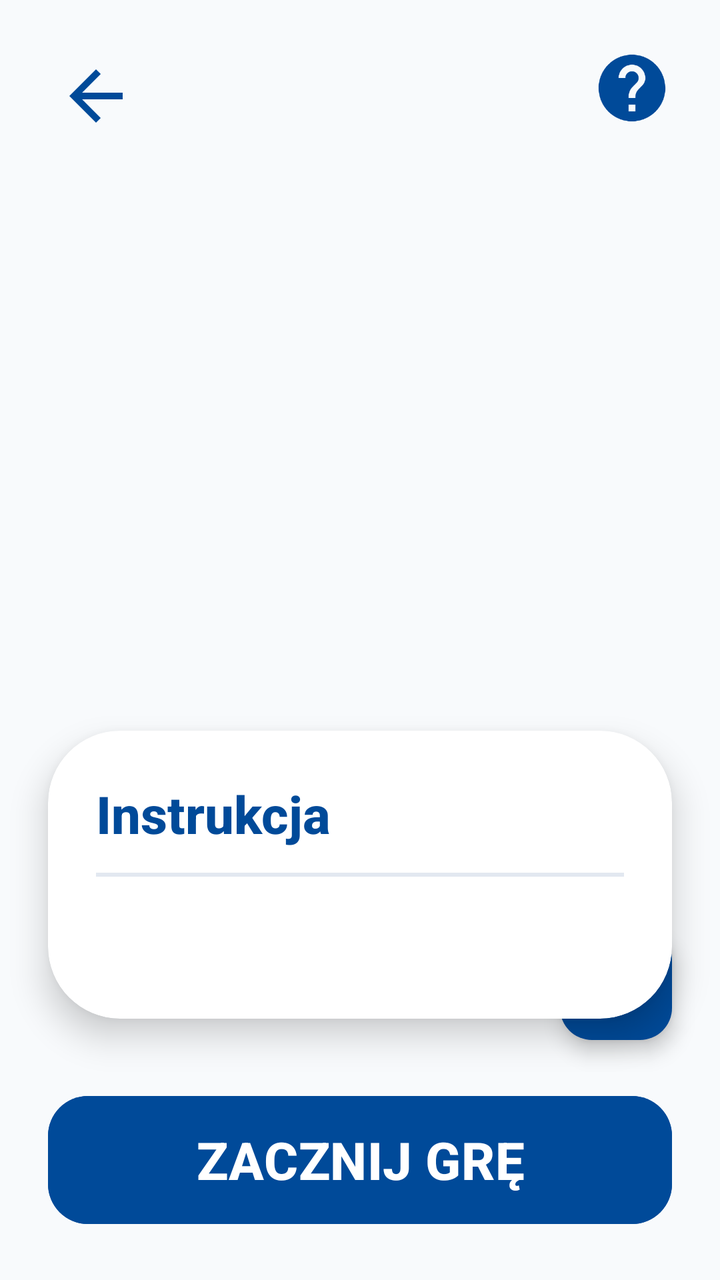
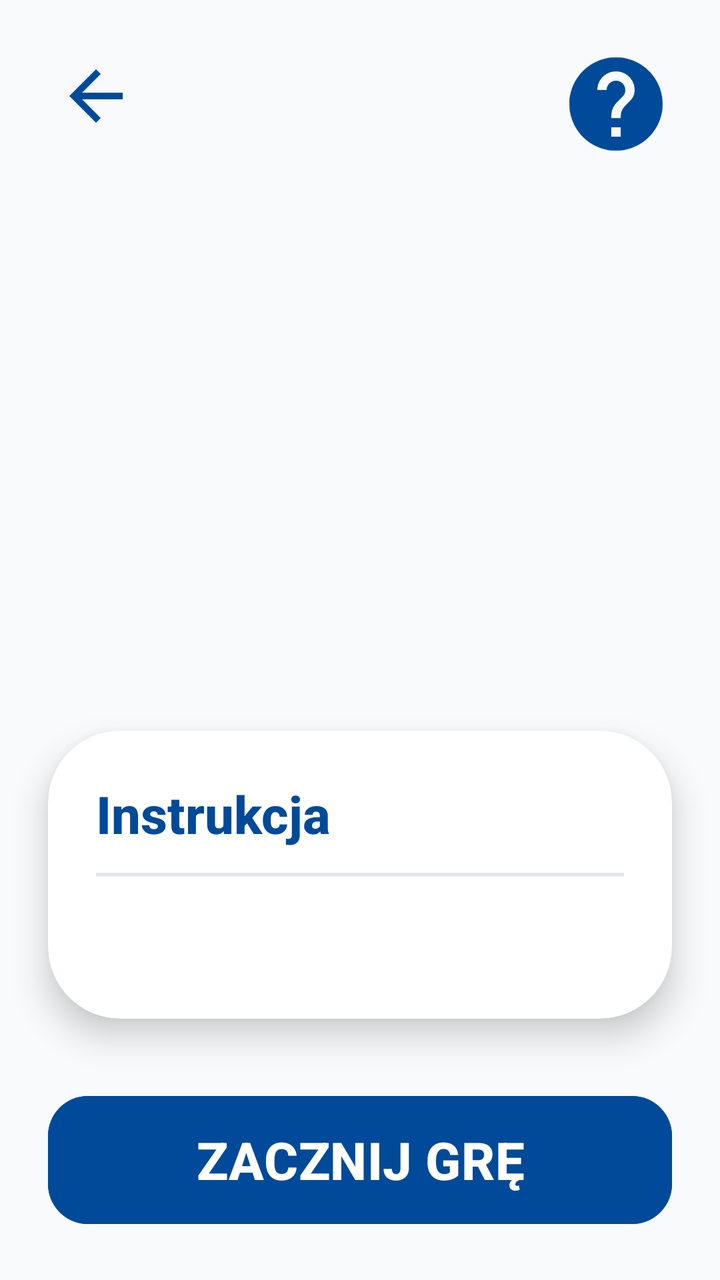

Two renders of the same Android screen: before a commit and after it. Below are the layout's source before the change and the commit's diff.
<!-- AndroidManifest.xml: application theme Theme.Fitnessapp -->
<!-- res/layout/activity_game_instruction.xml -->
<?xml version="1.0" encoding="utf-8"?>
<androidx.constraintlayout.widget.ConstraintLayout xmlns:android="http://schemas.android.com/apk/res/android"
    xmlns:app="http://schemas.android.com/apk/res-auto"
    android:layout_width="match_parent"
    android:layout_height="match_parent">

    
    <ImageButton
        android:id="@+id/btn_back"
        android:layout_width="64dp"
        android:layout_height="64dp"
        android:layout_margin="16dp"
        android:background="?android:attr/selectableItemBackgroundBorderless"
        android:src="@drawable/ic_back"
        app:tint="#004A99"
        android:scaleType="fitCenter"
        android:padding="12dp"
        app:layout_constraintStart_toStartOf="parent"
        app:layout_constraintTop_toTopOf="parent" />

    
    <ImageButton
        android:id="@+id/btn_help"
        android:layout_width="56dp"
        android:layout_height="56dp"
        android:layout_margin="16dp"
        android:background="?android:attr/selectableItemBackgroundBorderless"
        android:src="@drawable/ic_help"
        app:tint="#004A99"
        android:scaleType="fitCenter"
        android:padding="8dp"
        app:layout_constraintEnd_toEndOf="parent"
        app:layout_constraintTop_toTopOf="parent" />

    
    <ImageView
        android:id="@+id/iv_game_icon"
        android:layout_width="120dp"
        android:layout_height="120dp"
        android:layout_marginTop="32dp"
        app:layout_constraintStart_toStartOf="parent"
        app:layout_constraintEnd_toEndOf="parent"
        app:layout_constraintTop_toBottomOf="@id/btn_back" />

    
    <TextView
        android:id="@+id/tv_game_title"
        android:layout_width="wrap_content"
        android:layout_height="wrap_content"
        android:layout_marginTop="16dp"
        android:textColor="#004A99"
        android:textSize="44sp"
        android:textStyle="bold"
        app:layout_constraintStart_toStartOf="parent"
        app:layout_constraintEnd_toEndOf="parent"
        app:layout_constraintTop_toBottomOf="@id/iv_game_icon" />

    
    <androidx.cardview.widget.CardView
        android:id="@+id/card_instruction"
        android:layout_width="0dp"
        android:layout_height="wrap_content"
        android:layout_marginHorizontal="24dp"
        android:layout_marginTop="24dp"
        app:cardCornerRadius="36dp"
        app:cardElevation="10dp"
        app:cardBackgroundColor="#FFFFFF"
        app:layout_constraintStart_toStartOf="parent"
        app:layout_constraintEnd_toEndOf="parent"
 app:layout_constraintTop_toBottomOf="@id/tv_game_title"
 app:layout_constraintBottom_toTopOf="@id/btn_start">

        <LinearLayout
            android:layout_width="match_parent"
            android:layout_height="wrap_content"
            android:orientation="vertical"
            android:padding="24dp">

            <TextView
                android:layout_width="wrap_content"
                android:layout_height="wrap_content"
                android:text="Instrukcja"
                android:textColor="#004A99"
                android:textSize="26sp"
                android:textStyle="bold" />

            <View
                android:layout_width="match_parent"
                android:layout_height="2dp"
                android:layout_marginVertical="12dp"
                android:background="#E2E8F0" />

            <TextView
                android:id="@+id/tv_instruction_text"
                android:layout_width="match_parent"
                android:layout_height="wrap_content"
                android:textColor="#1E293B"
                android:textSize="26sp"
                android:textStyle="bold"
                android:lineSpacingExtra="6dp" />

        </LinearLayout>
    </androidx.cardview.widget.CardView>

    
    <com.google.android.material.floatingactionbutton.FloatingActionButton
        android:id="@+id/fab_mic"
        android:layout_width="wrap_content"
        android:layout_height="wrap_content"
        android:layout_margin="24dp"
        android:src="@drawable/ic_mic"
        android:contentDescription="Włącz mikrofon"
        app:backgroundTint="#004A99"
        app:tint="#FFFFFF"
        app:layout_constraintBottom_toTopOf="@id/btn_start"
        app:layout_constraintEnd_toEndOf="parent" />

    <Button
        android:id="@+id/btn_start"
        android:layout_width="0dp"
        android:layout_height="72dp"
        android:layout_margin="24dp"
        android:text="ZACZNIJ GRĘ"
        android:textSize="26sp"
        android:textStyle="bold"
        android:textColor="#FFFFFF"
        android:backgroundTint="#004A99"
        app:cornerRadius="20dp"
        app:layout_constraintBottom_toBottomOf="parent"
        app:layout_constraintStart_toStartOf="parent"
        app:layout_constraintEnd_toEndOf="parent" />

</androidx.constraintlayout.widget.ConstraintLayout>
<!-- resources referenced by this layout -->
<resources>
  <!-- drawable ic_back (drawable) -->
  <vector xmlns:android="http://schemas.android.com/apk/res/android"
      android:width="24dp"
      android:height="24dp"
      android:viewportWidth="24"
      android:viewportHeight="24">
      <path
          android:fillColor="#000000"
          android:pathData="M20,11H7.83l5.59,-5.59L12,4l-8,8 8,8 1.41,-1.41L7.83,13H20v-2z"/>
  </vector>
  <!-- drawable ic_help (drawable) -->
  <vector xmlns:android="http://schemas.android.com/apk/res/android"
      android:width="48dp"
      android:height="48dp"
      android:viewportWidth="24"
      android:viewportHeight="24">
      <path
          android:fillColor="#004A99"
          android:pathData="M12,2C6.48,2 2,6.48 2,12s4.48,10 10,10 10,-4.48 10,-10S17.52,2 12,2zM13,19h-2v-2h2v2zM15.07,11.25l-0.9,0.92C13.45,12.9 13,13.5 13,15h-2v-0.5c0,-1.1 0.45,-2.1 1.17,-2.83l1.24,-1.26c0.37,-0.36 0.59,-0.86 0.59,-1.41 0,-1.1 -0.9,-2 -2,-2s-2,0.9 -2,2L8,9c0,-2.21 1.79,-4 4,-4s4,1.79 4,4c0,0.88 -0.36,1.68 -0.93,2.25z"/>
  </vector>
  <!-- drawable ic_mic (drawable) -->
  <vector xmlns:android="http://schemas.android.com/apk/res/android"
      android:width="24dp"
      android:height="24dp"
      android:viewportWidth="24"
      android:viewportHeight="24">
      <path
          android:fillColor="#1A5DFF"
          android:pathData="M12,14c1.66,0 3,-1.34 3,-3V5c0,-1.66 -1.34,-3 -3,-3S9,3.34 9,5v6C9,12.66 10.34,14 12,14zM17.3,11c0,3 -2.54,5.1 -5.3,5.1S6.7,14 6.7,11H5c0,3.41 2.72,6.23 6,6.72V21h2v-3.28c3.28,-0.49 6,-3.31 6,-6.72H17.3z"/>
  </vector>
  <style name="Theme.Fitnessapp" parent="Base.Theme.Fitnessapp" />
  <style name="Base.Theme.Fitnessapp" parent="Theme.Material3.Light.NoActionBar">
          
          <item name="android:fontFamily">sans-serif-medium</item>
          <item name="android:textAllCaps">false</item>
          <item name="android:textColor">#0F172A</item>
          <item name="android:windowBackground">#F8FAFC</item>
      </style>
</resources>

<!-- the commit's change to res/layout/activity_game_instruction.xml (unified diff, before → after) -->
@@ -21,8 +21,8 @@
     
     <ImageButton
         android:id="@+id/btn_help"
-        android:layout_width="56dp"
-        android:layout_height="56dp"
+        android:layout_width="72dp"
+        android:layout_height="72dp"
         android:layout_margin="16dp"
         android:background="?android:attr/selectableItemBackgroundBorderless"
         android:src="@drawable/ic_help"
@@ -102,19 +102,6 @@
         </LinearLayout>
     </androidx.cardview.widget.CardView>
 
-    
-    <com.google.android.material.floatingactionbutton.FloatingActionButton
-        android:id="@+id/fab_mic"
-        android:layout_width="wrap_content"
-        android:layout_height="wrap_content"
-        android:layout_margin="24dp"
-        android:src="@drawable/ic_mic"
-        android:contentDescription="Włącz mikrofon"
-        app:backgroundTint="#004A99"
-        app:tint="#FFFFFF"
-        app:layout_constraintBottom_toTopOf="@id/btn_start"
-        app:layout_constraintEnd_toEndOf="parent" />
-
     <Button
         android:id="@+id/btn_start"
         android:layout_width="0dp"
<!-- resource entries referenced after the edit -->
@@ -20,16 +20,6 @@
           android:fillColor="#004A99"
           android:pathData="M12,2C6.48,2 2,6.48 2,12s4.48,10 10,10 10,-4.48 10,-10S17.52,2 12,2zM13,19h-2v-2h2v2zM15.07,11.25l-0.9,0.92C13.45,12.9 13,13.5 13,15h-2v-0.5c0,-1.1 0.45,-2.1 1.17,-2.83l1.24,-1.26c0.37,-0.36 0.59,-0.86 0.59,-1.41 0,-1.1 -0.9,-2 -2,-2s-2,0.9 -2,2L8,9c0,-2.21 1.79,-4 4,-4s4,1.79 4,4c0,0.88 -0.36,1.68 -0.93,2.25z"/>
   </vector>
-  <!-- drawable ic_mic (drawable) -->
-  <vector xmlns:android="http://schemas.android.com/apk/res/android"
-      android:width="24dp"
-      android:height="24dp"
-      android:viewportWidth="24"
-      android:viewportHeight="24">
-      <path
-          android:fillColor="#1A5DFF"
-          android:pathData="M12,14c1.66,0 3,-1.34 3,-3V5c0,-1.66 -1.34,-3 -3,-3S9,3.34 9,5v6C9,12.66 10.34,14 12,14zM17.3,11c0,3 -2.54,5.1 -5.3,5.1S6.7,14 6.7,11H5c0,3.41 2.72,6.23 6,6.72V21h2v-3.28c3.28,-0.49 6,-3.31 6,-6.72H17.3z"/>
-  </vector>
   <style name="Theme.Fitnessapp" parent="Base.Theme.Fitnessapp" />
   <style name="Base.Theme.Fitnessapp" parent="Theme.Material3.Light.NoActionBar">
           
